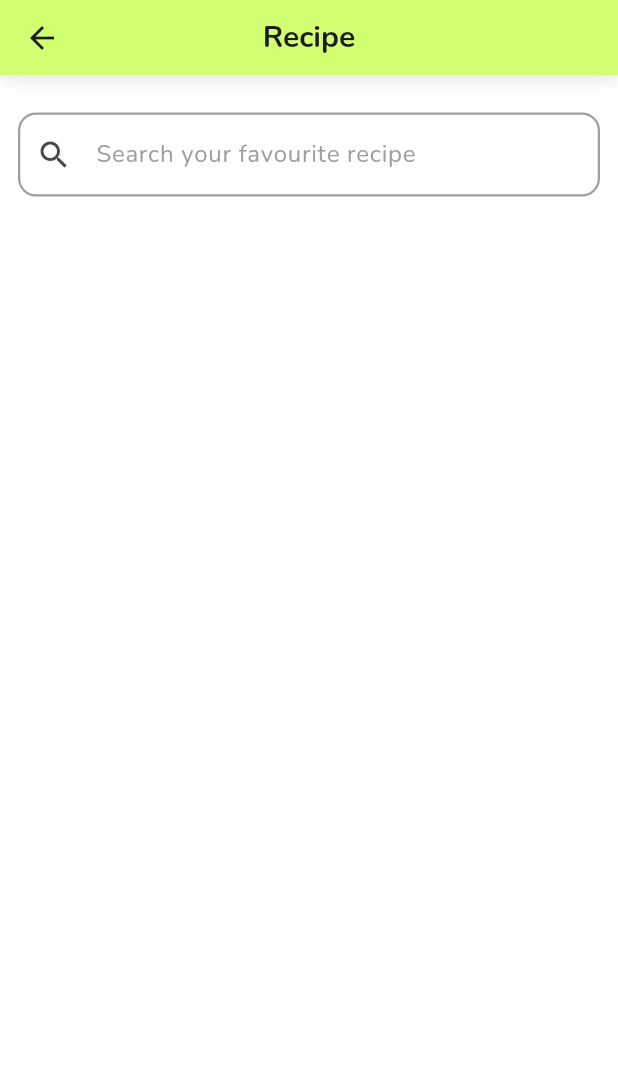
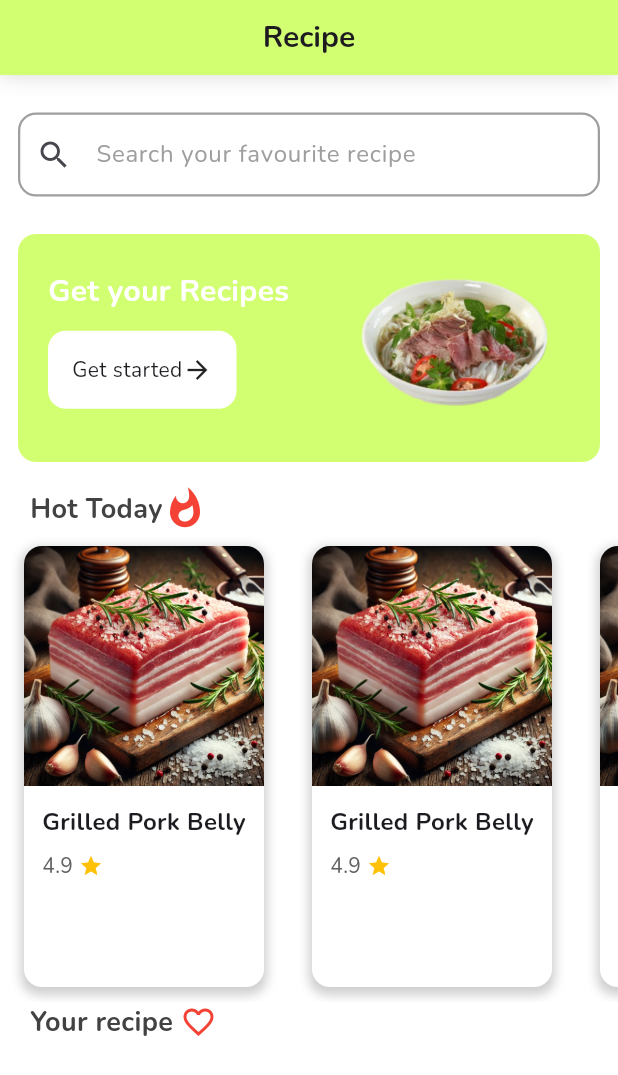
Before and after one commit to ShidoRise/Benri_app, a Flutter app: the RecipesScreen screen opened directly, on a phone screen of 412 x 824 dp. Shown: the top 1075 px of the screen. Run offline on Flutter 3.47's test engine with Material 3 defaults, Android fonts, the phone set to English and light mode, and no system bars; our stand-ins replace easy_date_timeline, flutter_slidable, get, hive, hive_flutter, iconsax and 1 more; accounts and stored records are empty.

Commit message:
hung update

```diff
--- a/lib/main.dart
+++ b/lib/main.dart
@@ -1,5 +1,6 @@
 import 'package:benri_app/models/ingredients/ingredients.dart';
 import 'package:benri_app/utils/constants/colors.dart';
+import 'package:benri_app/view_models/favourite_recipe_provider.dart';
 import 'package:benri_app/view_models/fridge_screen_provider.dart';
 import 'package:benri_app/views/screens/navigation_menu.dart';
 import 'package:flutter/material.dart';
@@ -27,6 +28,7 @@ void main() async {
             create: (context) => DrawerProvider()), // Drawer state
         ChangeNotifierProvider(create: (context) => IngredientProvider()),
         ChangeNotifierProvider(create: (context) => FridgeScreenProvider()),
+        ChangeNotifierProvider(create: (context) => FavouriteRecipeProvider())
       ],
       child: const MyApp(),
     ),
--- a/lib/models/ingredients/ingredient.dart
+++ b/lib/models/ingredients/ingredient.dart
@@ -3,17 +3,14 @@ class Ingredient {
   final String quantity;
   final String imgPath;
   final DateTime expirationDate;
-
   // Define the default image path here
-  static const String defaultImagePath = 'assets/images/ingredient/default.png';
-
+  static const String defaultImagePath = 'lib/images/default.png';
   Ingredient({
     required this.name,
     required this.quantity,
     required this.imgPath,
     required this.expirationDate,
   });
-
   // Method to format the expiration date for display
   String getFormattedExpirationDate() {
     return "${expirationDate.day}-${expirationDate.month}-${expirationDate.year}";
--- /dev/null
+++ b/lib/models/recipes/recipes.dart
@@ -0,0 +1,16 @@
+class Recipes {
+  String name;
+  String description;
+  String imgPath;
+  String rating;
+  static const String defaultImagePath = 'assets/images/ingredient/default.png';
+  Recipes(
+      {required this.name,
+      required this.description,
+      required this.imgPath,
+      required this.rating});
+
+  String getImagePath() {
+    return imgPath.isNotEmpty ? imgPath : defaultImagePath;
+  }
+}
--- /dev/null
+++ b/lib/view_models/favourite_recipe_provider.dart
@@ -0,0 +1,37 @@
+import 'package:benri_app/models/recipes/recipes.dart';
+import 'package:flutter/material.dart';
+
+class FavouriteRecipeProvider extends ChangeNotifier {
+  final List<Recipes> _recipes = [
+    Recipes(
+        name: 'Grilled Pork Belly',
+        description: '',
+        imgPath: 'assets/images/ingredient/Pork Belly.png',
+        rating: '4.9'),
+    Recipes(
+        name: 'Grilled Pork Belly',
+        description: '',
+        imgPath: 'assets/images/ingredient/Pork Belly.png',
+        rating: '4.9'),
+    Recipes(
+        name: 'Grilled Pork Belly',
+        description: '',
+        imgPath: 'assets/images/ingredient/Pork Belly.png',
+        rating: '4.9'),
+  ];
+
+  List<Recipes> _favouriteRecipes = [];
+
+  List<Recipes> get recipes => _recipes;
+  List<Recipes> get favouriteRecipes => _favouriteRecipes;
+
+  void addToFavourite(Recipes recipe) {
+    _favouriteRecipes.add(recipe);
+    notifyListeners();
+  }
+
+  void removeFromFavourite(Recipes recipe) {
+    _favouriteRecipes.remove(recipe);
+    notifyListeners();
+  }
+}
--- a/lib/views/screens/navigation_menu.dart
+++ b/lib/views/screens/navigation_menu.dart
@@ -67,7 +67,7 @@ class NavigationController extends GetxController {
   final screens = [
     const BasketScreen(),
     const FridgeScreen(),
-    const RecipesScreen(),
+    RecipesScreen(),
     const ProfileScreen(),
   ];
 }
--- a/lib/views/screens/recipes_sreen.dart
+++ b/lib/views/screens/recipes_sreen.dart
@@ -1,20 +1,166 @@
+import 'package:benri_app/models/recipes/recipes.dart';
+import 'package:benri_app/utils/constants/colors.dart';
+import 'package:benri_app/view_models/favourite_recipe_provider.dart';
+import 'package:benri_app/views/screens/recipe_detail_screen.dart';
+import 'package:benri_app/views/screens/your_recipe_screen.dart';
 import 'package:benri_app/views/widgets/app_bar.dart';
 import 'package:benri_app/views/widgets/my_search_bar.dart';
+import 'package:benri_app/views/widgets/recipe_tile.dart';
 import 'package:flutter/material.dart';
+import 'package:provider/provider.dart';
 
 class RecipesScreen extends StatelessWidget {
-  const RecipesScreen({super.key});
+  RecipesScreen({super.key});
+
+  //navigate to detail page
+  void navigateToRecipeDetails(BuildContext context, int index) {
+    final recipes = context.read<FavouriteRecipeProvider>();
+    final recipeMenu = recipes.recipes;
+
+    Navigator.push(
+        context,
+        MaterialPageRoute(
+            builder: (context) => RecipeDetailScreen(
+                  recipe: recipeMenu[index],
+                )));
+  }
 
   @override
   Widget build(BuildContext context) {
+    final recipes = context.read<FavouriteRecipeProvider>();
+    final recipeMenu = recipes.recipes;
+
     return Scaffold(
       appBar: BAppBar(title: 'Recipe'),
       body: Column(
+        crossAxisAlignment: CrossAxisAlignment.start,
         children: [
           Padding(
             padding: const EdgeInsets.symmetric(horizontal: 12),
             child: MySearchBar(hintText: 'Search your favourite recipe'),
           ),
+          Container(
+            padding: EdgeInsets.only(bottom: 12, left: 20),
+            margin: EdgeInsets.symmetric(horizontal: 12),
+            decoration: BoxDecoration(
+                color: BColors.accent, borderRadius: BorderRadius.circular(12)),
+            child: Row(
+              mainAxisAlignment: MainAxisAlignment.spaceBetween,
+              children: [
+                Column(
+                  crossAxisAlignment: CrossAxisAlignment.start,
+                  children: [
+                    Text(
+                      "Get your Recipes",
+                      style: TextStyle(
+                          fontFamily: 'Nunito',
+                          fontWeight: FontWeight.bold,
+                          fontSize: 20,
+                          color: BColors.white),
+                    ),
+                    SizedBox(
+                      height: 12,
+                    ),
+                    GestureDetector(
+                      onTap: () {},
+                      child: Container(
+                        decoration: BoxDecoration(
+                            color: BColors.white,
+                            borderRadius: BorderRadius.circular(12)),
+                        padding: EdgeInsets.all(16),
+                        child: Row(
+                          mainAxisAlignment: MainAxisAlignment.spaceBetween,
+                          children: [
+                            Text(
+                              "Get started",
+                            ),
+                            Icon(
+                              Icons.arrow_forward,
+                              size: 20,
+                            ),
+                          ],
+                        ),
+                      ),
+                    )
+                  ],
+                ),
+                Image.asset(
+                  'assets/images/deco/Pho Bo.png',
+                  height: 140,
+                )
+              ],
+            ),
+          ),
+          SizedBox(
+            height: 16,
+          ),
+          Padding(
+            padding: const EdgeInsets.symmetric(horizontal: 20),
+            child: Row(
+              children: [
+                Text(
+                  "Hot Today",
+                  style: TextStyle(
+                    fontSize: 18,
+                    fontWeight: FontWeight.bold,
+                    color: Colors.grey[800],
+                  ),
+                ),
+                Icon(
+                  Icons.whatshot,
+                  color: Colors.red,
+                  size: 30,
+                )
+              ],
+            ),
+          ),
+          Expanded(
+              child: ListView.builder(
+                  scrollDirection: Axis.horizontal,
+                  itemCount: recipeMenu.length,
+                  itemBuilder: (context, index) => RecipeTile(
+                        recipe: recipeMenu[index],
+                        onTap: () => navigateToRecipeDetails(context, index),
+                      ))),
+          Padding(
+            padding: const EdgeInsets.symmetric(horizontal: 20),
+            child: Row(
+              children: [
+                GestureDetector(
+                  onTap: () {
+                    Navigator.of(context).push(
+                      MaterialPageRoute(
+                        builder: (context) =>
+                            YourRecipeScreen(), // Replace with your target page widget
+                      ),
+                    );
+                  },
+                  child: Row(
+                    children: [
+                      Text(
+                        "Your recipe",
+                        style: TextStyle(
+                          fontSize: 18,
+                          fontWeight: FontWeight.bold,
+                          color: Colors.grey[800],
+                        ),
+                      ),
+                      SizedBox(
+                        width: 5,
+                      ),
+                      Icon(
+                        Icons.favorite_border_outlined,
+                        color: Colors.red,
+                      ),
+                    ],
+                  ),
+                )
+              ],
+            ),
+          ),
+          SizedBox(
+            height: 130,
+          )
         ],
       ),
     );
--- /dev/null
+++ b/lib/views/screens/your_recipe_screen.dart
@@ -0,0 +1,48 @@
+import 'package:benri_app/models/recipes/recipes.dart';
+import 'package:benri_app/view_models/favourite_recipe_provider.dart';
+import 'package:benri_app/views/widgets/app_bar.dart';
+import 'package:flutter/material.dart';
+import 'package:flutter_slidable/flutter_slidable.dart';
+import 'package:provider/provider.dart';
+
+class YourRecipeScreen extends StatelessWidget {
+  const YourRecipeScreen({super.key});
+
+  void removeFromFavourite(Recipes recipe, BuildContext context) {
+    final Recipe = context.read<FavouriteRecipeProvider>();
+
+    Recipe.removeFromFavourite(recipe);
+  }
+
+  @override
+  Widget build(BuildContext context) {
+    return Consumer<FavouriteRecipeProvider>(
+      builder: (context, value, child) => Scaffold(
+        appBar: BAppBar(title: "Your Recipe"),
+        body: ListView.builder(
+            itemCount: value.favouriteRecipes.length,
+            itemBuilder: (context, index) {
+              final Recipes recipe = value.favouriteRecipes[index];
+
+              final String recipeName = recipe.name;
+
+              return Slidable(
+                endActionPane:
+                    ActionPane(motion: const StretchMotion(), children: [
+                  SlidableAction(
+                    onPressed: (context) =>
+                        removeFromFavourite(recipe, context),
+                    icon: Icons.delete,
+                    backgroundColor: Colors.red,
+                    // borderRadius: BorderRadius.circular(12),
+                  )
+                ]),
+                child: ListTile(
+                  title: Text(recipeName),
+                ),
+              );
+            }),
+      ),
+    );
+  }
+}
--- /dev/null
+++ b/lib/views/widgets/recipe_tile.dart
@@ -0,0 +1,76 @@
+import 'package:flutter/material.dart';
+import 'package:benri_app/models/recipes/recipes.dart';
+import 'package:get/get.dart';
+
+class RecipeTile extends StatelessWidget {
+  final Recipes recipe;
+  final void Function()? onTap;
+  const RecipeTile({super.key, required this.recipe, required this.onTap});
+
+  @override
+  Widget build(BuildContext context) {
+    return GestureDetector(
+      onTap: onTap,
+      child: Container(
+        margin: const EdgeInsets.symmetric(vertical: 10, horizontal: 16),
+        decoration: BoxDecoration(
+          color: Colors.white,
+          borderRadius: BorderRadius.circular(12),
+          boxShadow: [
+            BoxShadow(
+              color: Colors.grey.withOpacity(0.5),
+              spreadRadius: 2,
+              blurRadius: 5,
+              offset: const Offset(0, 3), // changes position of shadow
+            ),
+          ],
+        ),
+        child: Column(
+          crossAxisAlignment: CrossAxisAlignment.start,
+          children: [
+            ClipRRect(
+              borderRadius: BorderRadius.vertical(top: Radius.circular(12)),
+              child: Image.asset(
+                recipe.imgPath,
+                height: 160,
+
+                fit: BoxFit
+                    .cover, // Ensures the image covers the available space
+              ),
+            ),
+            Padding(
+              padding: const EdgeInsets.all(12),
+              child: Column(
+                crossAxisAlignment: CrossAxisAlignment.start,
+                children: [
+                  Text(
+                    recipe.name,
+                    style: TextStyle(
+                      fontWeight: FontWeight.bold,
+                      fontSize: 16,
+                    ),
+                  ),
+                  SizedBox(height: 8),
+                  Row(
+                    children: [
+                      Text(
+                        recipe.rating,
+                        style: TextStyle(fontSize: 14, color: Colors.grey[700]),
+                      ),
+                      SizedBox(width: 4),
+                      Icon(
+                        Icons.star,
+                        color: Colors.amber,
+                        size: 16,
+                      ),
+                    ],
+                  ),
+                ],
+              ),
+            )
+          ],
+        ),
+      ),
+    );
+  }
+}
--- a/pubspec.yaml
+++ b/pubspec.yaml
@@ -75,6 +75,7 @@ flutter:
   # To add assets to your application, add an assets section, like this:
   assets:
       - assets/images/ingredient/
+      - assets/images/deco/
 
 
   # An image asset can refer to one or more resolution-specific "variants", see
```
Also changed, not shown: lib/views/screens/recipe_detail_screen.dart (added, +107 -0 lines), assets/images/deco/Pho Bo.png (added).
